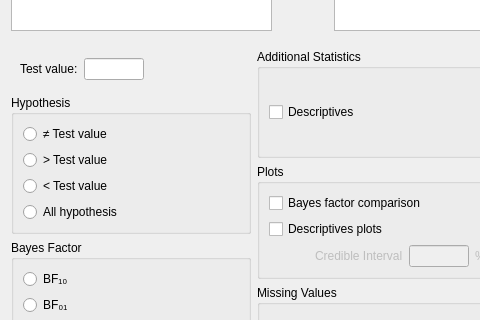
Above: JASP-Desktop/analysisforms/Bain/bainttestbayesianonesampleform.ui from koenderks/Jasp-desktop before the change; both pictures show x 0 to 480 and y 180 to 500 of the 606 by 739 pixel window. Below: the same form after it.
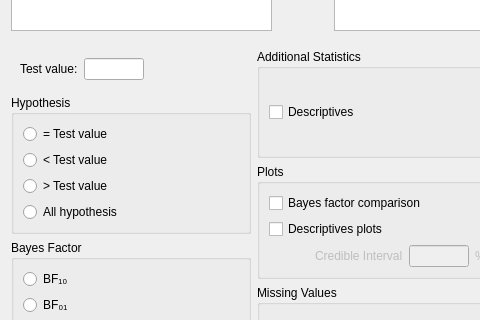
That is the form after the change. Custom widgets are drawn as their Qt base class.

```diff
--- a/JASP-Desktop/analysisforms/Bain/bainttestbayesianonesampleform.ui
+++ b/JASP-Desktop/analysisforms/Bain/bainttestbayesianonesampleform.ui
@@ -227,7 +227,7 @@
                </sizepolicy>
               </property>
               <property name="text">
-               <string>&gt; Test value</string>
+               <string>&lt; Test value</string>
               </property>
              </widget>
             </item>
@@ -240,7 +240,7 @@
                </sizepolicy>
               </property>
               <property name="text">
-               <string>&lt; Test value</string>
+               <string>&gt; Test value</string>
               </property>
              </widget>
             </item>
@@ -253,7 +253,7 @@
                </sizepolicy>
               </property>
               <property name="text">
-               <string>≠ Test value</string>
+               <string>= Test value</string>
               </property>
              </widget>
             </item>
```
